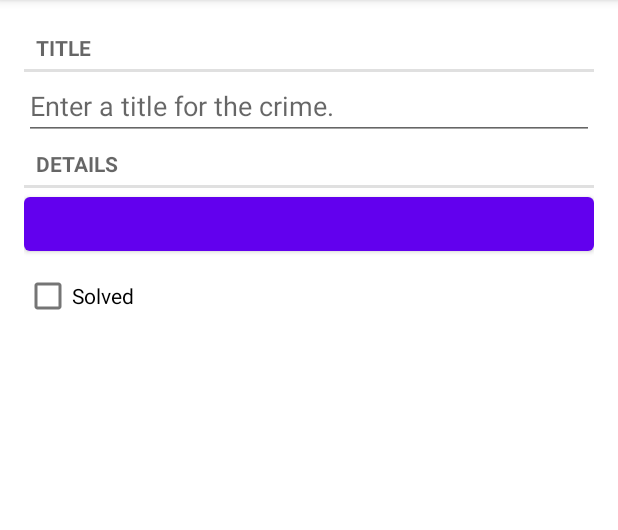
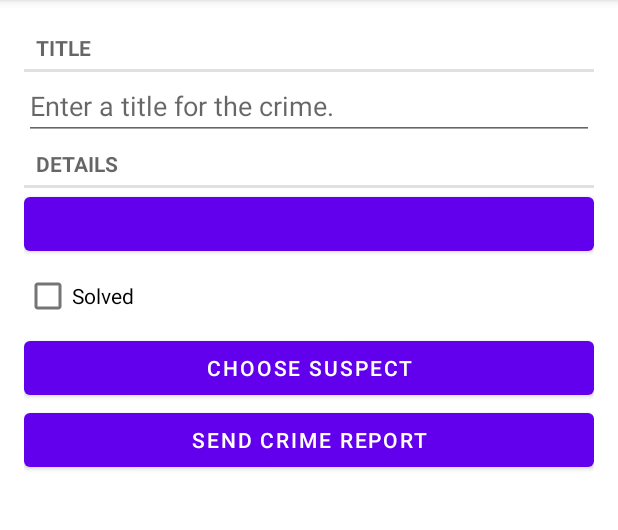
Before and after one commit to tanteichang/AndroidProgrammingTheBigNerdRanchGuide, an Android app: the screen it shows after launch (MainActivity), after a tap on "New Crime", on a phone screen of 412 x 824 dp, the part 84-614 px from its top. Run offline under Robolectric (Android 15) with nearby library versions, the phone set to English and light mode, and no system bars; our stand-ins replace Room's generated code; 1 statement that could not run was skipped.

Commit message:
完成第十五章

```diff
--- a/app/src/main/java/com/tantei/androidguide/Crime.kt
+++ b/app/src/main/java/com/tantei/androidguide/Crime.kt
@@ -9,5 +9,6 @@ data class Crime(
     var id: UUID = UUID.randomUUID(),
     var title: String = "",
     var date: Date = Date(),
-    var isSolved: Boolean = false
+    var isSolved: Boolean = false,
+    var suspect: String = "",
 )
--- a/app/src/main/java/com/tantei/androidguide/CrimeFragment.kt
+++ b/app/src/main/java/com/tantei/androidguide/CrimeFragment.kt
@@ -1,8 +1,15 @@
 package com.tantei.androidguide
 
+import android.app.Activity
+import android.content.Intent
+import android.content.pm.PackageManager
+import android.content.pm.ResolveInfo
 import android.icu.text.RelativeDateTimeFormatter
+import android.net.Uri
 import android.os.Bundle
+import android.provider.ContactsContract
 import android.text.*
+import android.text.format.DateFormat
 import android.util.Log
 import android.view.*
 import android.widget.*
@@ -15,6 +22,8 @@ private const val TAG = "CrimeFragment"
 private const val ARG_CRIME_ID = "crime_id"
 private const val DIALOG_DATE = "DialogDate"
 private const val REQUEST_DATE = 0
+private const val DATE_FORMAT = "EEE, MMM, dd"
+private const val REQUEST_CONTACT = 1
 
 class CrimeFragment: Fragment(), DatePickerFragment.Callbacks {
 
@@ -22,6 +31,9 @@ class CrimeFragment: Fragment(), DatePickerFragment.Callbacks {
     private lateinit var crime: Crime
     private lateinit var dateButton: Button
     private lateinit var solvedCheckBox: CheckBox
+    private lateinit var reportButton: Button
+    private lateinit var suspectButton: Button
+
     private val crimeDetailViewModel: CrimeDetailViewModel by lazy {
         ViewModelProviders.of(this).get(CrimeDetailViewModel::class.java)
     }
@@ -43,6 +55,8 @@ class CrimeFragment: Fragment(), DatePickerFragment.Callbacks {
         titleFiled = view.findViewById(R.id.crime_title)
         dateButton = view.findViewById(R.id.crime_date)
         solvedCheckBox = view.findViewById(R.id.crime_solved)
+        reportButton = view.findViewById(R.id.crime_report) as Button
+        suspectButton = view.findViewById(R.id.crime_suspect) as Button
 
         return view
     }
@@ -67,7 +81,25 @@ class CrimeFragment: Fragment(), DatePickerFragment.Callbacks {
             isChecked = crime.isSolved
             jumpDrawablesToCurrentState()
         }
+        if (crime.suspect.isNotEmpty()) {
+            suspectButton.text = crime.suspect
+        }
+    }
 
+    private fun getCrimeReport(): String {
+        val solvedString = if (crime.isSolved) {
+            getString(R.string.crime_report_solved)
+        } else {
+            getString(R.string.crime_report_unsolved)
+        }
+        val dateString = DateFormat.format(DATE_FORMAT, crime.date).toString()
+        val suspect = if (crime.suspect.isBlank()) {
+            getString(R.string.crime_report_no_suspect)
+        } else {
+            getString(R.string.crime_report_suspect, crime.suspect)
+        }
+
+        return getString(R.string.crime_report, crime.title, dateString, solvedString, suspect)
     }
 
     override fun onStart() {
@@ -100,6 +132,33 @@ class CrimeFragment: Fragment(), DatePickerFragment.Callbacks {
                 show(this@CrimeFragment.requireFragmentManager(), DIALOG_DATE)
             }
         }
+
+        reportButton.setOnClickListener {
+            Intent(Intent.ACTION_SEND).apply {
+                type = "text/plain"
+                putExtra(Intent.EXTRA_TEXT, getCrimeReport())
+                putExtra(Intent.EXTRA_SUBJECT, getString(R.string.crime_report_subject))
+            }.also { intent ->
+                val chooserIntent =
+                    Intent.createChooser(intent, getString(R.string.send_report))
+                startActivity(chooserIntent)
+            }
+        }
+
+        suspectButton.apply {
+            val pickContactIntent = Intent(Intent.ACTION_PICK, ContactsContract.Contacts.CONTENT_URI)
+            setOnClickListener {
+                startActivityForResult(pickContactIntent, REQUEST_CONTACT)
+            }
+
+            val packageManager: PackageManager = requireActivity().packageManager
+            val resolvedActivity: ResolveInfo? = packageManager.resolveActivity(pickContactIntent, PackageManager.MATCH_DEFAULT_ONLY)
+            if (resolvedActivity == null)   {
+                isEnabled = true
+            }
+        }
+
+
     }
 
     override fun onStop() {
@@ -110,6 +169,29 @@ class CrimeFragment: Fragment(), DatePickerFragment.Callbacks {
     override fun onDateSelected(date: Date) {
         crime.date = date
         updateUI()
+    }
+
+    override fun onActivityResult(requestCode: Int, resultCode: Int, data: Intent?) {
+        super.onActivityResult(requestCode, resultCode, data)
+        when {
+            resultCode != Activity.RESULT_OK -> return
+
+            requestCode == REQUEST_CONTACT && data != null -> {
+                val contactUri: Uri = data.data as Uri
+                val queryFields = arrayOf(ContactsContract.Contacts.DISPLAY_NAME)
+                val cursor = requireActivity().contentResolver
+                    .query(contactUri, queryFields, null, null, null)
+                cursor?.use {
+                    if (it.count == 0) { return }
+
+                    it.moveToFirst()
+                    val suspect = it.getString(0)
+                    crime.suspect = suspect
+                    crimeDetailViewModel.saveCrime(crime)
+                    suspectButton.text = suspect
+                }
+            }
+        }
     }
 
     companion object {
--- a/app/src/main/java/com/tantei/androidguide/CrimeRepository.kt
+++ b/app/src/main/java/com/tantei/androidguide/CrimeRepository.kt
@@ -6,6 +6,7 @@ import androidx.lifecycle.LiveData
 import androidx.room.Room
 import com.tantei.androidguide.database.CrimeDao
 import com.tantei.androidguide.database.CrimeDatabase
+import com.tantei.androidguide.database.migration_1_2
 import java.util.*
 import java.util.concurrent.Executor
 import java.util.concurrent.Executors
@@ -20,7 +21,9 @@ class CrimeRepository private constructor(context: Context){
         context.applicationContext,
         CrimeDatabase::class.java,
         DATABASE_NAME
-    ).build()
+    )
+        .addMigrations(migration_1_2)
+        .build()
     private val crimeDao = database.crimeDao()
     private val executor = Executors.newSingleThreadExecutor()
 
--- a/app/src/main/java/com/tantei/androidguide/database/CrimeDatabase.kt
+++ b/app/src/main/java/com/tantei/androidguide/database/CrimeDatabase.kt
@@ -3,10 +3,20 @@ package com.tantei.androidguide.database
 import androidx.room.Database
 import androidx.room.RoomDatabase
 import androidx.room.TypeConverters
+import androidx.room.migration.Migration
+import androidx.sqlite.db.SupportSQLiteDatabase
 import com.tantei.androidguide.Crime
 
-@Database(entities = [ Crime::class ], version = 1)
+@Database(entities = [ Crime::class ], version = 2)
 @TypeConverters(CrimeTypeConverters::class)
 abstract class CrimeDatabase : RoomDatabase() {
     abstract fun crimeDao(): CrimeDao
 }
+
+val migration_1_2 = object : Migration(1, 2) {
+    override fun migrate(database: SupportSQLiteDatabase) {
+        database.execSQL(
+            "ALTER TABLE Crime ADD COLUMN suspect TEXT NOT NULL DEFAULT ''"
+        )
+    }
+}
--- a/app/src/main/res/layout/fragment_crime.xml
+++ b/app/src/main/res/layout/fragment_crime.xml
@@ -30,4 +30,14 @@
         android:layout_width="match_parent"
         android:layout_height="wrap_content"
         android:text="@string/crime_solved_label"/>
+    <Button
+        android:id="@+id/crime_suspect"
+        android:layout_width="match_parent"
+        android:layout_height="wrap_content"
+        android:text="@string/crime_suspect_text"/>
+    <Button
+        android:id="@+id/crime_report"
+        android:layout_width="match_parent"
+        android:layout_height="wrap_content"
+        android:text="@string/crime_report_text"/>
 </LinearLayout>
--- a/app/src/main/res/values/strings.xml
+++ b/app/src/main/res/values/strings.xml
@@ -4,4 +4,15 @@
     <string name="crime_details_label">Details</string>
     <string name="crime_solved_label">Solved</string>
     <string name="new_crime">New Crime</string>
+    <string name="crime_suspect_text">Choose Suspect</string>
+    <string name="crime_report_text">Send Crime Report</string>
+    <string name="crime_report">%1$s!
+           The crime was discovered on %2$s. %3$s, and %4$s
+         </string>
+    <string name="crime_report_solved">The case is solved</string>
+    <string name="crime_report_unsolved">The case is not solved</string>
+    <string name="crime_report_no_suspect">there is no suspect.</string>
+    <string name="crime_report_suspect">the suspect is %s.</string>
+    <string name="crime_report_subject">CriminalIntent Crime Report</string>
+    <string name="send_report">Send crime report via</string>
 </resources>
```
